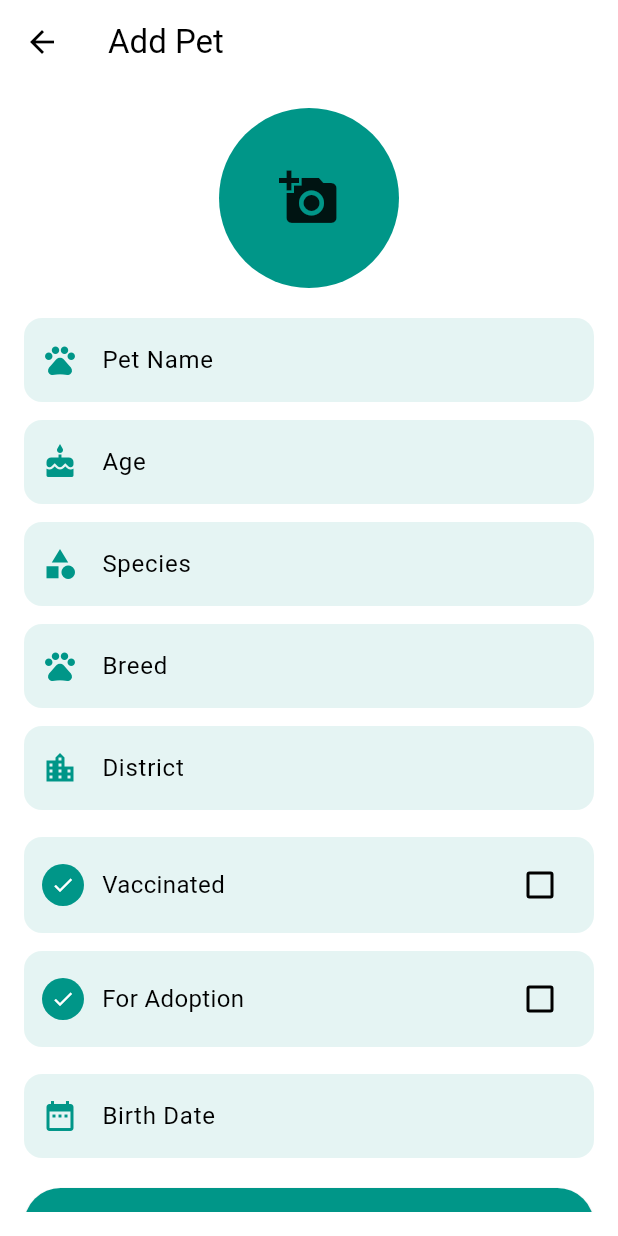
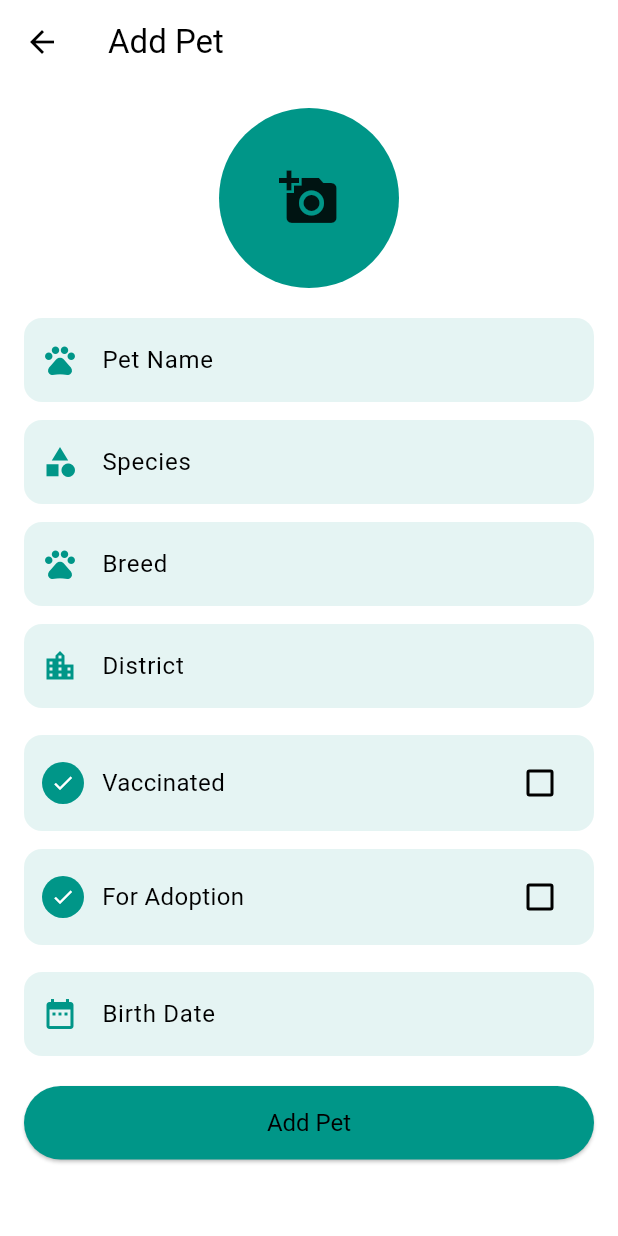
Before and after one commit to luissilva5002/Zuff, a Flutter app: the screen it shows once a user with an empty profile is signed in, item 4 of the bottom bar chosen, after a tap on "Add Pet", on a phone screen of 412 x 824 dp. Run offline on Flutter 3.47's test engine with Material 3 defaults, Android fonts, the phone set to English and light mode, and no system bars; our stand-ins replace cloud_firestore, firebase_auth, firebase_core, firebase_storage, google_sign_in, image_picker and 1 more; accounts and stored records are empty; statements that could not run were skipped.

Commit message:
profile page

```diff
--- a/lib/pages/profile/add_pet.dart
+++ b/lib/pages/profile/add_pet.dart
@@ -182,14 +182,6 @@ class _AddPetPageState extends State<AddPetPage> {
                   validator: (value) => value!.isEmpty ? 'Enter name' : null,
                 ),
                 const SizedBox(height: 12),
-
-                TextFormField(
-                  decoration: getInputDecoration('Age', Icons.cake),
-                  keyboardType: TextInputType.number,
-                  validator: (value) => value!.isEmpty ? 'Enter age' : null,
-                ),
-                const SizedBox(height: 12),
-
                 TextFormField(
                   controller: _speciesController,
                   decoration: getInputDecoration('Species', Icons.category),
--- a/lib/pages/profile/petprofile.dart
+++ b/lib/pages/profile/petprofile.dart
@@ -55,7 +55,7 @@ class PetProfilePage extends StatelessWidget {
           final String name = petData['Name'] ?? 'Unknown';
           final String species = petData['Species'] ?? 'Unknown';
           final String breed = petData['Breed'] ?? 'Unknown';
-          final String location = petData['Location'] ?? 'Unknown';
+          final String location = petData['District'] ?? 'Unknown';
           final bool vaccinated = petData['Vaccinated'] ?? false;
           final String birthDate = petData['BirthDate'] ?? 'Unknown';
           final String ownerId = petData['Owner'] ?? 'Unknown';
@@ -101,7 +101,7 @@ class PetProfilePage extends StatelessWidget {
                       Row(
                         children: [
                           Text(
-                            '$name, $age' + 'years old',
+                            '$name, $age' + ' years old',
                             style: const TextStyle(
                               fontSize: 28,
                               fontWeight: FontWeight.bold,
```
